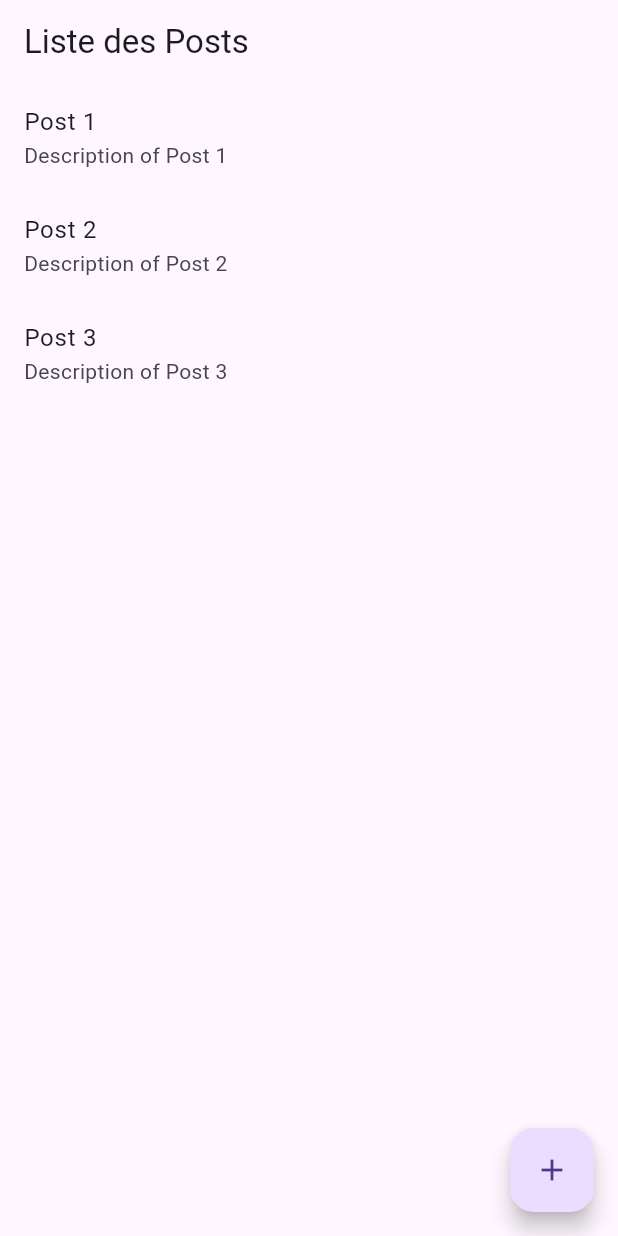
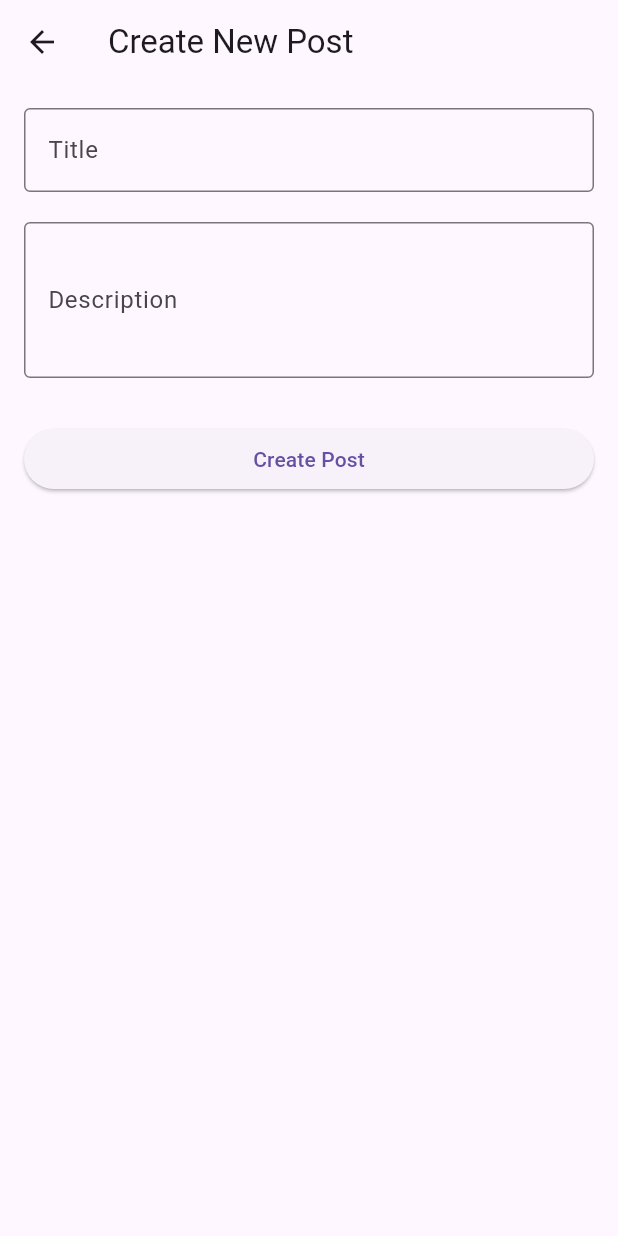
Before and after one commit to LucasParchap/tpflutterposts, a Flutter app: the screen it shows after launch, after a tap on the "add" icon, on a phone screen of 412 x 824 dp. Run offline on Flutter 3.47's test engine with Material 3 defaults, Android fonts, the phone set to English and light mode, and no system bars; our stand-ins replace flutter_bloc.

Commit message:
Add CreatePost functionnality

```diff
--- a/lib/main.dart
+++ b/lib/main.dart
@@ -6,6 +6,7 @@ import 'shared/services/local_posts_data_source/fake_posts_data_source.dart';
 import 'screens/posts_screen.dart';
 import 'screens/post_detail_screen.dart';
 import 'shared/models/Post.dart';
+import 'screens/create_post_screen.dart';
 
 void main() {
   runApp(const MyApp());
@@ -32,6 +33,7 @@ class MyApp extends StatelessWidget {
           ),
           routes: {
             '/': (context) => PostsScreen(),
+            '/createPost': (context) => const CreatePostScreen(),
           },
           onGenerateRoute: (routeSettings) {
             Widget screen = const Scaffold(
@@ -46,6 +48,9 @@ class MyApp extends StatelessWidget {
                   screen = PostDetailScreen(post: arguments);
                 }
                 break;
+              case '/createPost':
+                screen = const CreatePostScreen();
+                break;
             }
             return MaterialPageRoute(builder: (context) => screen);
           },
--- a/lib/screens/create_post_screen.dart
+++ b/lib/screens/create_post_screen.dart
@@ -0,0 +1,94 @@
+import 'package:flutter/material.dart';
+import 'package:flutter_bloc/flutter_bloc.dart';
+import '../shared/blocs/post_bloc.dart';
+import '../shared/models/Post.dart';
+
+class CreatePostScreen extends StatefulWidget {
+  const CreatePostScreen({super.key});
+
+  @override
+  State<CreatePostScreen> createState() => _CreatePostScreenState();
+}
+
+class _CreatePostScreenState extends State<CreatePostScreen> {
+  final _formKey = GlobalKey<FormState>();
+  final TextEditingController _titleController = TextEditingController();
+  final TextEditingController _descriptionController = TextEditingController();
+
+  void _submitPost() {
+    if (_formKey.currentState!.validate()) {
+      final newPost = Post(
+        id: DateTime.now().millisecondsSinceEpoch.toString(),
+        title: _titleController.text,
+        description: _descriptionController.text,
+      );
+
+      context.read<PostBloc>().add(CreatePost(newPost));
+
+      Navigator.pop(context);
+    }
+  }
+
+  @override
+  Widget build(BuildContext context) {
+    return Scaffold(
+      appBar: AppBar(
+        title: const Text('Create New Post'),
+      ),
+      body: Padding(
+        padding: const EdgeInsets.all(16.0),
+        child: Form(
+          key: _formKey,
+          child: Column(
+            crossAxisAlignment: CrossAxisAlignment.start,
+            children: [
+              TextFormField(
+                controller: _titleController,
+                decoration: const InputDecoration(
+                  labelText: 'Title',
+                  border: OutlineInputBorder(),
+                ),
+                validator: (value) {
+                  if (value == null || value.trim().isEmpty) {
+                    return 'Title cannot be empty';
+                  }
+                  return null;
+                },
+              ),
+              const SizedBox(height: 20),
+              TextFormField(
+                controller: _descriptionController,
+                decoration: const InputDecoration(
+                  labelText: 'Description',
+                  border: OutlineInputBorder(),
+                ),
+                maxLines: 3,
+                validator: (value) {
+                  if (value == null || value.trim().isEmpty) {
+                    return 'Description cannot be empty';
+                  }
+                  return null;
+                },
+              ),
+              const SizedBox(height: 30),
+              SizedBox(
+                width: double.infinity,
+                child: ElevatedButton(
+                  onPressed: _submitPost,
+                  child: const Text('Create Post'),
+                ),
+              ),
+            ],
+          ),
+        ),
+      ),
+    );
+  }
+
+  @override
+  void dispose() {
+    _titleController.dispose();
+    _descriptionController.dispose();
+    super.dispose();
+  }
+}
--- a/lib/screens/posts_screen.dart
+++ b/lib/screens/posts_screen.dart
@@ -12,11 +12,12 @@ class PostsScreen extends StatelessWidget {
       ),
       body: BlocBuilder<PostBloc, PostState>(
         builder: (context, state) {
+          print('Current state: ${state.status}');
           if (state.status == PostStatus.loading) {
-            return Center(child: CircularProgressIndicator());
-          } else if (state.status == PostStatus.successLoading) {
+            return const Center(child: CircularProgressIndicator());
+          } else if (state.status == PostStatus.successLoading || state.status == PostStatus.successCreating) {
             if (state.posts.isEmpty) {
-              return Center(child: Text('Aucun post disponible.'));
+              return const Center(child: Text('Aucun post disponible.'));
             }
             return ListView.builder(
               itemCount: state.posts.length,
@@ -40,18 +41,21 @@ class PostsScreen extends StatelessWidget {
             return Center(
               child: Text(
                 state.exception?.message ?? 'Une erreur est survenue',
-                style: TextStyle(color: Colors.red),
+                style: const TextStyle(color: Colors.red),
               ),
             );
+          } else if (state.status == PostStatus.initial) {
+            return const Center(child: Text('Chargement des posts...'));
           }
-          return Center(child: Text('Aucun état valide.'));
+          return const Center(child: Text('Aucun état valide.'));
         },
       ),
+
       floatingActionButton: FloatingActionButton(
         onPressed: () {
-          // Naviguer vers l'écran de création de post
+          Navigator.pushNamed(context, '/createPost');
         },
-        child: Icon(Icons.add),
+        child: const Icon(Icons.add),
       ),
     );
   }
--- a/lib/shared/blocs/post_event.dart
+++ b/lib/shared/blocs/post_event.dart
@@ -9,10 +9,13 @@ class GetAllPosts extends PostEvent {
   const GetAllPosts();
 }
 
-class AddPost extends PostEvent {
-  final Post post;
+class CreatePost extends PostEvent {
+  final Post newPost;
 
-  const AddPost({required this.post});
+  const CreatePost(this.newPost);
+
+  @override
+  List<Object> get props => [newPost];
 }
 
 class UpdatePost extends PostEvent {
--- a/lib/shared/blocs/post_state.dart
+++ b/lib/shared/blocs/post_state.dart
@@ -4,13 +4,8 @@ enum PostStatus {
   initial,
   loading,
   successLoading,
-  adding,
-  successAdding,
-  updating,
-  successUpdating,
-  deleting,
-  successDeleting,
-  error,
+  successCreating,
+  error
 }
 
 class PostState {
--- a/lib/shared/services/local_posts_data_source/fake_posts_data_source.dart
+++ b/lib/shared/services/local_posts_data_source/fake_posts_data_source.dart
@@ -2,17 +2,30 @@ import 'dart:async';
 import '../../models/Post.dart';
 import '../posts_data_source/posts_data_source.dart';
 
+class FakePostsDataSource extends PostsDataSource {
 
-class FakePostsDataSource extends PostsDataSource {
   final List<Post> _fakePosts = const [
     Post(id: '1', title: 'Post 1', description: 'Description of Post 1'),
     Post(id: '2', title: 'Post 2', description: 'Description of Post 2'),
     Post(id: '3', title: 'Post 3', description: 'Description of Post 3'),
   ];
 
+  final List<Post> _mutablePosts = [];
+
+  FakePostsDataSource() {
+    _mutablePosts.addAll(_fakePosts);
+  }
+
   @override
   Future<List<Post>> getAllPosts() async {
     await Future.delayed(const Duration(seconds: 1));
     return _fakePosts;
   }
+
+  @override
+  Future<Post> createPost(Post postToAdd) async {
+    await Future.delayed(const Duration(seconds: 1));
+    _mutablePosts.add(postToAdd);
+    return postToAdd;
+  }
 }
--- a/lib/shared/services/posts_data_source/posts_data_source.dart
+++ b/lib/shared/services/posts_data_source/posts_data_source.dart
@@ -2,4 +2,5 @@ import '../../models/Post.dart';
 
 abstract class PostsDataSource {
   Future<List<Post>> getAllPosts();
+  Future<Post> createPost(Post newPost);
 }
--- a/lib/shared/services/posts_repository/posts_repository.dart
+++ b/lib/shared/services/posts_repository/posts_repository.dart
@@ -9,4 +9,7 @@ class PostRepository {
   Future<List<Post>> getAllPosts() async {
     return await postsDataSource.getAllPosts();
   }
+  Future<Post> createPost(Post newPost) async {
+    return await postsDataSource.createPost(newPost);
+  }
 }
```
Also changed, not shown: lib/shared/blocs/post_bloc.dart (+19 -0 lines).
